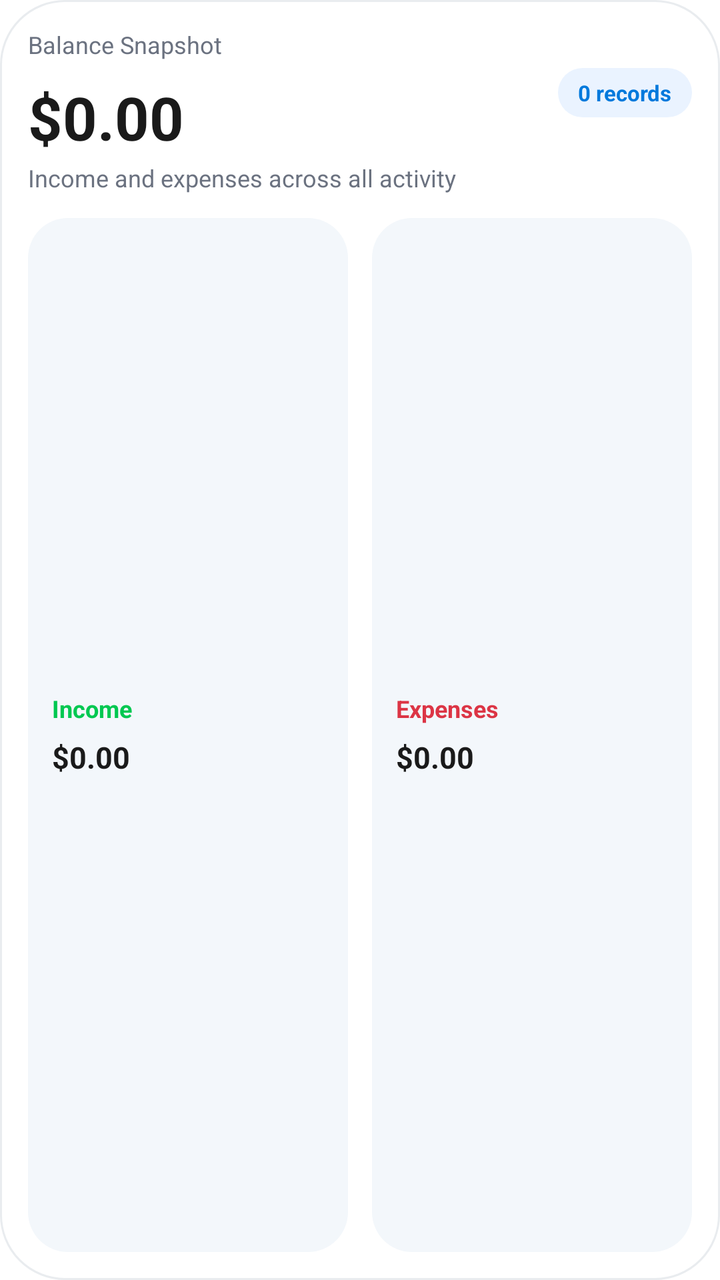
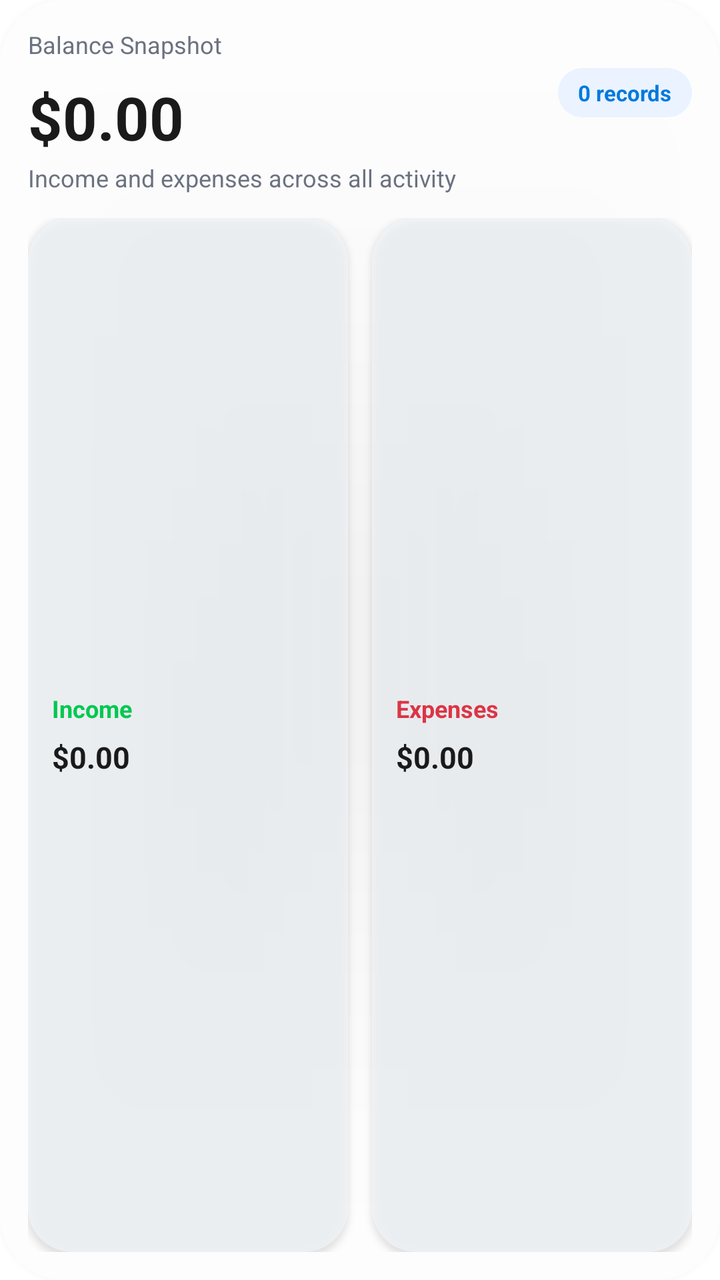

Two renders of the same Android screen: before a commit and after it. Below are the layout's source before the change and the commit's diff.
<!-- AndroidManifest.xml: fallback theme Theme.MaterialComponents.DayNight.NoActionBar -->
<!-- res/layout/balance_widget.xml -->
<?xml version="1.0" encoding="utf-8"?>
<LinearLayout xmlns:android="http://schemas.android.com/apk/res/android"
    android:id="@+id/widget_container"
    android:layout_width="match_parent"
    android:layout_height="match_parent"
    android:background="@drawable/balance_card_background"
    android:orientation="vertical"
    android:padding="14dp">

    <LinearLayout
        android:layout_width="match_parent"
        android:layout_height="wrap_content"
        android:gravity="center_vertical"
        android:orientation="horizontal">

        <LinearLayout
            android:layout_width="0dp"
            android:layout_height="wrap_content"
            android:layout_weight="1"
            android:orientation="vertical">

            <TextView
                android:layout_width="wrap_content"
                android:layout_height="wrap_content"
                android:text="Balance Snapshot"
                android:textColor="@color/widget_text_secondary"
                android:textSize="12sp" />

            <TextView
                android:id="@+id/widget_balance"
                android:layout_width="wrap_content"
                android:layout_height="wrap_content"
                android:layout_marginTop="8dp"
                android:text="$0.00"
                android:textColor="@color/widget_text_primary"
                android:textSize="30sp"
                android:textStyle="bold" />
        </LinearLayout>

        <TextView
            android:id="@+id/widget_transaction_count"
            android:layout_width="wrap_content"
            android:layout_height="wrap_content"
            android:background="@drawable/widget_status_chip_background"
            android:paddingHorizontal="10dp"
            android:paddingVertical="5dp"
            android:text="0 records"
            android:textColor="@color/widget_goal_progress"
            android:textSize="11sp"
            android:textStyle="bold" />
    </LinearLayout>

    <TextView
        android:layout_width="wrap_content"
        android:layout_height="wrap_content"
        android:layout_marginTop="2dp"
        android:text="Income and expenses across all activity"
        android:textColor="@color/widget_text_secondary"
        android:textSize="12sp" />

    <LinearLayout
        android:layout_width="match_parent"
        android:layout_height="0dp"
        android:layout_marginTop="12dp"
        android:layout_weight="1"
        android:gravity="bottom"
        android:orientation="horizontal">

        <LinearLayout
            android:id="@+id/widget_income_card"
            android:layout_width="0dp"
            android:layout_height="match_parent"
            android:layout_marginEnd="6dp"
            android:layout_weight="1"
            android:background="@drawable/widget_metric_card_background"
            android:clickable="true"
            android:focusable="true"
            android:gravity="center_vertical"
            android:orientation="vertical"
            android:padding="12dp">

            <TextView
                android:layout_width="wrap_content"
                android:layout_height="wrap_content"
                android:text="Income"
                android:textColor="@color/widget_income"
                android:textSize="12sp"
                android:textStyle="bold" />

            <TextView
                android:id="@+id/widget_income"
                android:layout_width="wrap_content"
                android:layout_height="wrap_content"
                android:layout_marginTop="6dp"
                android:text="$0.00"
                android:textColor="@color/widget_text_primary"
                android:textSize="15sp"
                android:textStyle="bold" />
        </LinearLayout>

        <LinearLayout
            android:id="@+id/widget_expense_card"
            android:layout_width="0dp"
            android:layout_height="match_parent"
            android:layout_marginStart="6dp"
            android:layout_weight="1"
            android:background="@drawable/widget_metric_card_background"
            android:clickable="true"
            android:focusable="true"
            android:gravity="center_vertical"
            android:orientation="vertical"
            android:padding="12dp">

            <TextView
                android:layout_width="wrap_content"
                android:layout_height="wrap_content"
                android:text="Expenses"
                android:textColor="@color/widget_expense"
                android:textSize="12sp"
                android:textStyle="bold" />

            <TextView
                android:id="@+id/widget_expenses"
                android:layout_width="wrap_content"
                android:layout_height="wrap_content"
                android:layout_marginTop="6dp"
                android:text="$0.00"
                android:textColor="@color/widget_text_primary"
                android:textSize="15sp"
                android:textStyle="bold" />
        </LinearLayout>
    </LinearLayout>

</LinearLayout>
<!-- resources referenced by this layout -->
<resources>
  <color name="widget_expense">#DC3545</color>
  <color name="widget_goal_progress">#0079DC</color>
  <color name="widget_income">#00C851</color>
  <color name="widget_text_primary">#1A1A1A</color>
  <color name="widget_text_secondary">#6B7280</color>
  <!-- drawable balance_card_background (drawable) -->
  <?xml version="1.0" encoding="utf-8"?>
  <layer-list xmlns:android="http://schemas.android.com/apk/res/android">
      
      <item
          android:left="1dp"
          android:top="1dp"
          android:right="1dp"
          android:bottom="1dp">
          <shape>
              <solid android:color="@color/widget_card_bg" />
              <corners android:radius="32dp" />
          </shape>
      </item>
      
      <item>
          <shape>
              <solid android:color="@android:color/transparent" />
              <corners android:radius="32dp" />
              <stroke
                  android:width="1dp"
                  android:color="@color/widget_divider" />
          </shape>
      </item>
  </layer-list>
  <!-- drawable widget_metric_card_background (drawable) -->
  <?xml version="1.0" encoding="utf-8"?>
  <shape xmlns:android="http://schemas.android.com/apk/res/android">
      <solid android:color="@color/widget_surface_alt" />
      <corners android:radius="20dp" />
  </shape>
  <!-- drawable widget_status_chip_background (drawable) -->
  <?xml version="1.0" encoding="utf-8"?>
  <shape xmlns:android="http://schemas.android.com/apk/res/android">
      <solid android:color="@color/widget_surface_accent" />
      <corners android:radius="999dp" />
  </shape>
  <color name="widget_card_bg">#FFFFFFFF</color>
  <color name="widget_divider">#E9ECEF</color>
  <color name="widget_surface_alt">#F3F7FB</color>
  <color name="widget_surface_accent">#EAF3FF</color>
</resources>

<!-- the commit's change to res/layout/balance_widget.xml (unified diff, before → after) -->
@@ -5,7 +5,8 @@
     android:layout_height="match_parent"
     android:background="@drawable/balance_card_background"
     android:orientation="vertical"
-    android:padding="14dp">
+    android:padding="14dp"
+    android:elevation="6dp">
 
     <LinearLayout
         android:layout_width="match_parent"
@@ -73,6 +74,7 @@
             android:layout_marginEnd="6dp"
             android:layout_weight="1"
             android:background="@drawable/widget_metric_card_background"
+            android:elevation="2dp"
             android:clickable="true"
             android:focusable="true"
             android:gravity="center_vertical"
@@ -105,6 +107,7 @@
             android:layout_marginStart="6dp"
             android:layout_weight="1"
             android:background="@drawable/widget_metric_card_background"
+            android:elevation="2dp"
             android:clickable="true"
             android:focusable="true"
             android:gravity="center_vertical"
<!-- resource entries referenced after the edit -->
@@ -8,25 +8,10 @@
   <!-- drawable balance_card_background (drawable) -->
   <?xml version="1.0" encoding="utf-8"?>
   <layer-list xmlns:android="http://schemas.android.com/apk/res/android">
-      
-      <item
-          android:left="1dp"
-          android:top="1dp"
-          android:right="1dp"
-          android:bottom="1dp">
+      <item>
           <shape>
               <solid android:color="@color/widget_card_bg" />
               <corners android:radius="32dp" />
-          </shape>
-      </item>
-      
-      <item>
-          <shape>
-              <solid android:color="@android:color/transparent" />
-              <corners android:radius="32dp" />
-              <stroke
-                  android:width="1dp"
-                  android:color="@color/widget_divider" />
           </shape>
       </item>
   </layer-list>
@@ -34,7 +19,7 @@
   <?xml version="1.0" encoding="utf-8"?>
   <shape xmlns:android="http://schemas.android.com/apk/res/android">
       <solid android:color="@color/widget_surface_alt" />
-      <corners android:radius="20dp" />
+      <corners android:radius="22dp" />
   </shape>
   <!-- drawable widget_status_chip_background (drawable) -->
   <?xml version="1.0" encoding="utf-8"?>
@@ -42,9 +27,8 @@
       <solid android:color="@color/widget_surface_accent" />
       <corners android:radius="999dp" />
   </shape>
-  <color name="widget_card_bg">#FFFFFFFF</color>
-  <color name="widget_divider">#E9ECEF</color>
-  <color name="widget_surface_alt">#F3F7FB</color>
+  <color name="widget_card_bg">#A6FFFFFF</color>
+  <color name="widget_surface_alt">#B3F3F7FB</color>
   <color name="widget_surface_accent">#EAF3FF</color>
 </resources>
 
